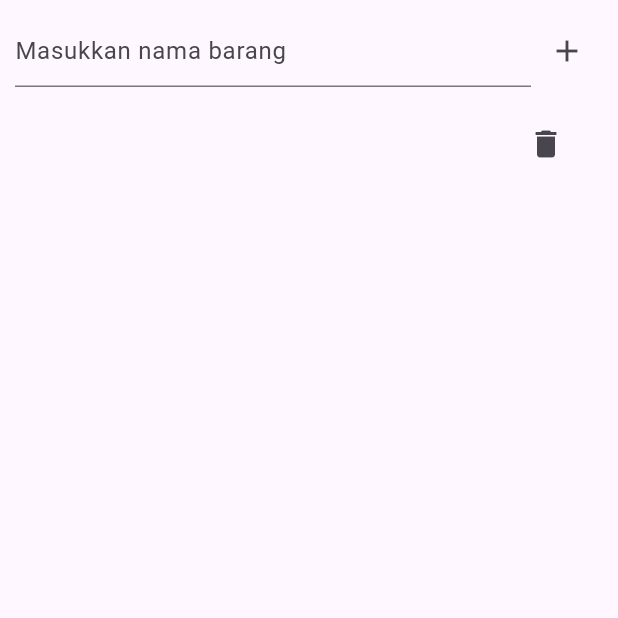
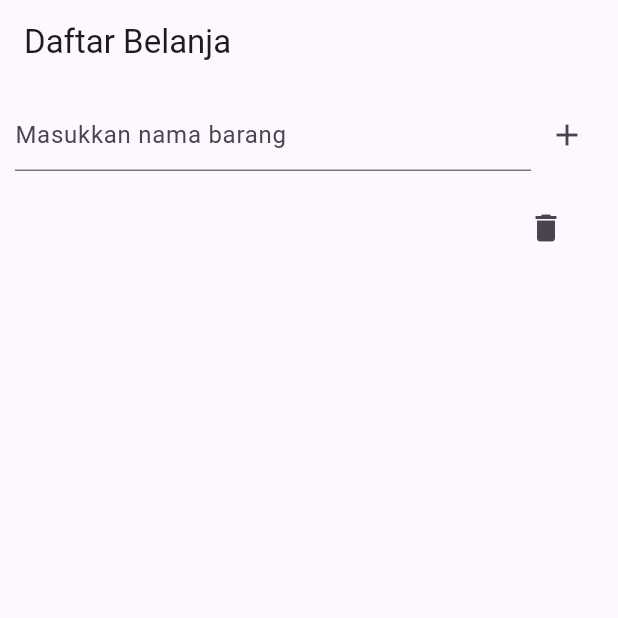
Before and after one commit to SrFebry/daftar_belanja, a Flutter app: the screen it shows after launch, after a tap on the "add" icon, on a phone screen of 412 x 824 dp, the top half of it. Run offline on Flutter 3.47's test engine with Material 3 defaults, Android fonts, the phone set to English and light mode, and no system bars; our stand-ins replace firebase_core, firebase_database; accounts and stored records are empty.

Commit message:
Error Fix

```diff
--- a/lib/main.dart
+++ b/lib/main.dart
@@ -19,8 +19,8 @@ class MyApp extends StatelessWidget {
   Widget build(BuildContext context) {
     return MaterialApp(
       title: 'Flutter Demo',
+      debugShowCheckedModeBanner: false,
       theme: ThemeData(
-
         colorScheme: ColorScheme.fromSeed(seedColor: Colors.deepPurple),
         useMaterial3: true,
       ),
--- a/lib/screens/shopping_list_screen.dart
+++ b/lib/screens/shopping_list_screen.dart
@@ -15,6 +15,7 @@ class _ShoppingListScreenState extends State<ShoppingListScreen> {
   @override
   Widget build(BuildContext context) {
     return Scaffold(
+      appBar: AppBar(title: const Text("Daftar Belanja"),),
       body: Column(
         children: [
           Padding(
@@ -25,11 +26,11 @@ class _ShoppingListScreenState extends State<ShoppingListScreen> {
                   child: TextField(
                     controller: _controller,
                     decoration:
-                        InputDecoration(hintText: 'Masukkan nama barang'),
+                        const InputDecoration(hintText: 'Masukkan nama barang'),
                   ),
                 ),
                 IconButton(
-                  icon: Icon(Icons.add),
+                  icon: const Icon(Icons.add),
                   onPressed: () {
                     _shoppingService.addShoppingItem(_controller.text);
                     _controller.clear();
@@ -52,7 +53,7 @@ class _ShoppingListScreenState extends State<ShoppingListScreen> {
                     return ListTile(
                       title: Text(item!),
                       trailing: IconButton(
-                        icon: Icon(Icons.delete),
+                        icon: const Icon(Icons.delete),
                         onPressed: () {
                           _shoppingService.removeShoppingItem(key);
                         },
--- a/lib/services/shopping_service.dart
+++ b/lib/services/shopping_service.dart
@@ -2,19 +2,19 @@ import 'package:firebase_database/firebase_database.dart';
 
 class ShoppingService {
   final DatabaseReference _database =
-    FirebaseDatabase.instance.ref().child('shopping_list');
+      FirebaseDatabase.instance.ref().child('shopping_list');
 
   Stream<Map<String, String>> getShoppingList() {
     return _database.onValue.map((event) {
       final Map<String, String> items = {};
       DataSnapshot snapshot = event.snapshot;
-      // print ('Snapshot data: ${snapshot.value}');
+      // print('Snapshot data: ${snapshot.value}');
       if (snapshot.value != null) {
         Map<dynamic, dynamic> values = snapshot.value as Map<dynamic, dynamic>;
         values.forEach((key, value) {
-          // print('key: $key'); //Print the key
-          //
-          items[key] = value ['name'] as String ;
+          // print('Key: $key'); // Print the key
+          // print('Value: $value'); // Print the value
+          items[key] = value['name'] as String;
         });
       }
       return items;
```
